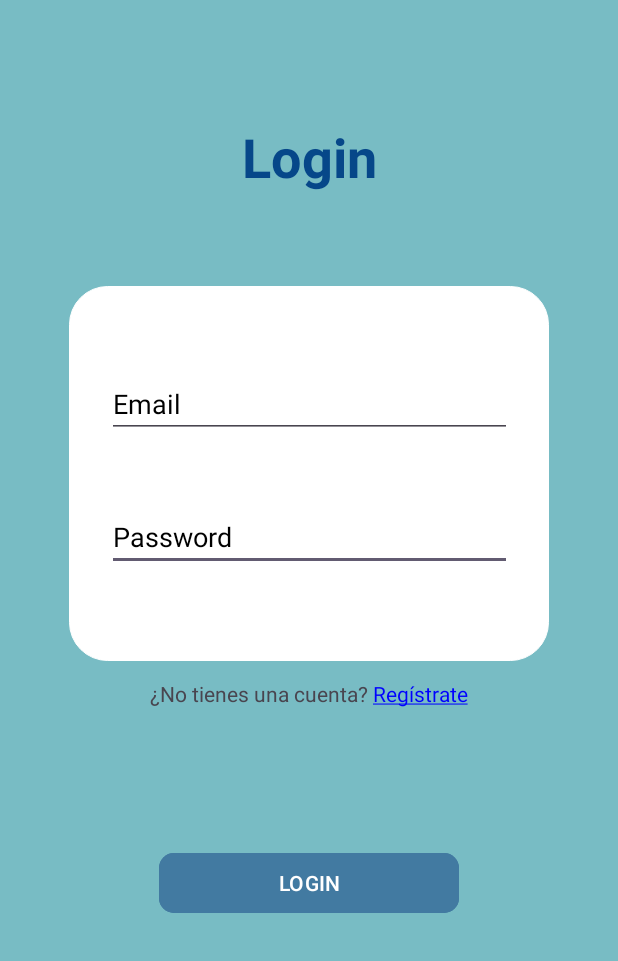
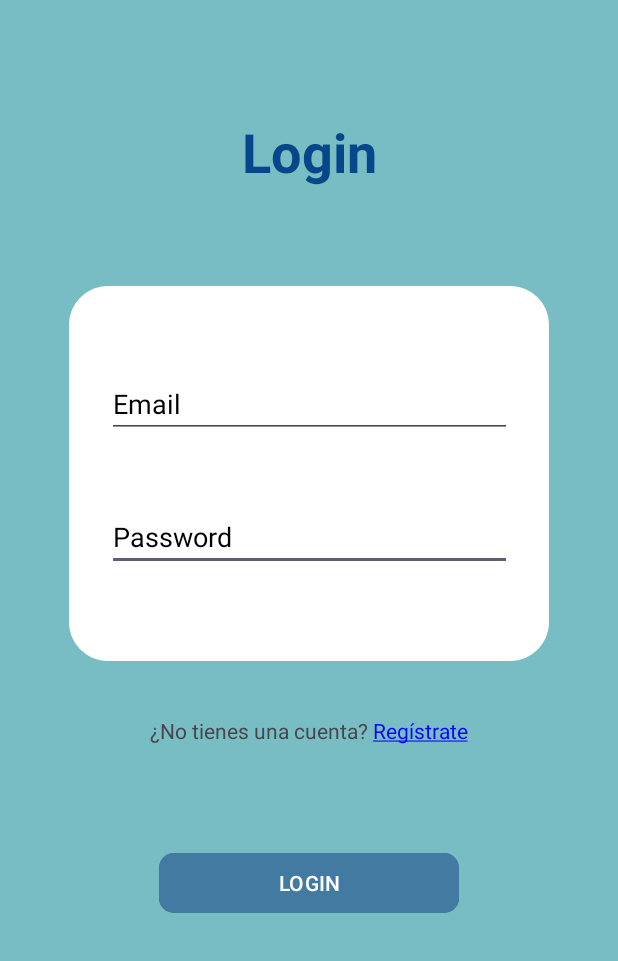
Before and after one commit to WX61-Grupo2-AplicacionesMoviles/MobileApp-Plusroom, an Android app: the LoginActivity screen opened directly, with no data from a screen before it, on a phone screen of 412 x 824 dp, the part 275-1236 px from its top. Run offline under Robolectric (Android 15) with nearby library versions, the phone set to English and light mode, and no system bars.

```diff
--- a/app/src/main/AndroidManifest.xml
+++ b/app/src/main/AndroidManifest.xml
@@ -12,6 +12,9 @@
         android:supportsRtl="true"
         android:theme="@style/Theme.MobileAppPlusroom"
         tools:targetApi="31">
+        <activity
+            android:name=".WelcomeActivity"
+            android:exported="false" />
         <activity
             android:name=".LoginActivity"
             android:exported="false" />
--- a/app/src/main/res/layout/activity_login.xml
+++ b/app/src/main/res/layout/activity_login.xml
@@ -22,7 +22,6 @@
         android:id="@+id/textView"
         android:layout_width="wrap_content"
         android:layout_height="wrap_content"
-        android:layout_marginTop="8dp"
         android:layout_marginBottom="8dp"
         android:text="@string/login"
         android:textColor="#064789"
@@ -87,8 +86,9 @@
         android:id="@+id/textView3"
         android:layout_width="wrap_content"
         android:layout_height="wrap_content"
-        android:layout_marginTop="12dp"
+        android:layout_marginBottom="32dp"
         android:text="¿No tienes una cuenta? Regístrate"
+        app:layout_constraintBottom_toTopOf="@+id/button"
         app:layout_constraintEnd_toEndOf="parent"
         app:layout_constraintStart_toStartOf="parent"
         app:layout_constraintTop_toBottomOf="@+id/constraintLayout" />
```
Also changed, not shown: app/src/main/java/com/example/mobileapp_plusroom/RegisterActivity.kt (+10 -0 lines), app/src/main/java/com/example/mobileapp_plusroom/WelcomeActivity.kt (added, +20 -0 lines), app/src/main/res/layout/activity_welcome.xml (added, +10 -0 lines).
